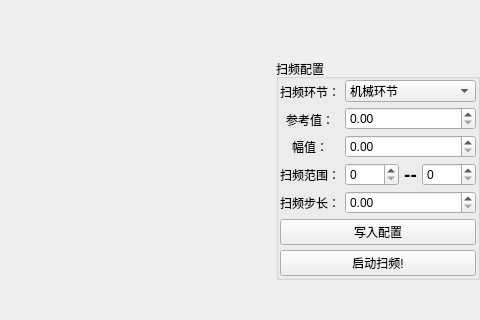
Above: toolbox/sweeping/sweepingwindow.ui from whjdark/Happy-Drive before the change; both pictures show x 720 to 1200 and y 230 to 550 of the 1200 by 800 pixel window. Below: the same form after it.
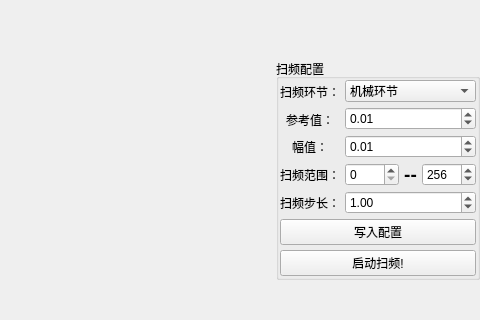
That is the form after the change. Icons and pictures are not drawn. Custom widgets are drawn as their Qt base class.

The edit to the form file:
```diff
--- a/toolbox/sweeping/sweepingwindow.ui
+++ b/toolbox/sweeping/sweepingwindow.ui
@@ -140,10 +140,18 @@
             </widget>
            </item>
            <item>
-            <widget class="QDoubleSpinBox" name="refDoubleSpinBox"/>
+            <widget class="QDoubleSpinBox" name="refDoubleSpinBox">
+             <property name="value">
+              <double>0.010000000000000</double>
+             </property>
+            </widget>
            </item>
            <item>
-            <widget class="QDoubleSpinBox" name="amDoubleSpinBox"/>
+            <widget class="QDoubleSpinBox" name="amDoubleSpinBox">
+             <property name="value">
+              <double>0.010000000000000</double>
+             </property>
+            </widget>
            </item>
            <item>
             <layout class="QHBoxLayout" name="horizontalLayout">
@@ -182,12 +190,19 @@
                <property name="maximum">
                 <number>1000</number>
                </property>
+               <property name="value">
+                <number>256</number>
+               </property>
               </widget>
              </item>
             </layout>
            </item>
            <item>
-            <widget class="QDoubleSpinBox" name="sweepStepDoubleSpinBox"/>
+            <widget class="QDoubleSpinBox" name="sweepStepDoubleSpinBox">
+             <property name="value">
+              <double>1.000000000000000</double>
+             </property>
+            </widget>
            </item>
           </layout>
          </item>
```
Left out of the diff: 2 changed lines with no effect on the pictures.
